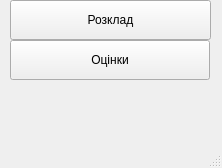
positivcheg94/school_db_iasa_MO, file project_files/student_menu.ui: the form before one commit.
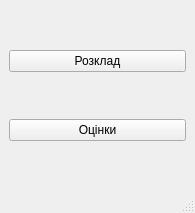
The form after the commit.

The edit to the form file:
```diff
--- a/project_files/student_menu.ui
+++ b/project_files/student_menu.ui
@@ -6,40 +6,30 @@
    <rect>
     <x>0</x>
     <y>0</y>
-    <width>222</width>
-    <height>168</height>
+    <width>195</width>
+    <height>213</height>
    </rect>
   </property>
   <property name="windowTitle">
    <string>Меню учня</string>
   </property>
   <widget class="QWidget" name="centralwidget">
+   <layout class="QVBoxLayout" name="verticalLayout">
+    <item>
    <widget class="QPushButton" name="see_rozklad">
-    <property name="geometry">
-     <rect>
-      <x>10</x>
-      <y>0</y>
-      <width>201</width>
-      <height>40</height>
-     </rect>
-    </property>
     <property name="text">
      <string>Розклад</string>
     </property>
    </widget>
+    </item>
+    <item>
    <widget class="QPushButton" name="show_marks">
-    <property name="geometry">
-     <rect>
-      <x>10</x>
-      <y>40</y>
-      <width>200</width>
-      <height>40</height>
-     </rect>
-    </property>
     <property name="text">
      <string>Оцінки</string>
     </property>
    </widget>
+    </item>
+   </layout>
   </widget>
   <widget class="QMenuBar" name="menubar">
    <property name="geometry">
```
Left out of the diff: 2 changed lines with no effect on the pictures. Lines whose indentation alone changed are shown as unchanged.
